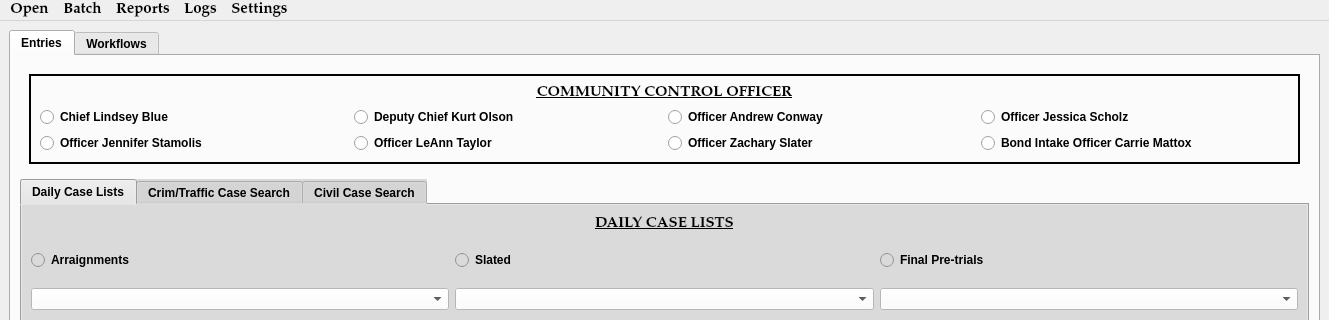
This is munientry/views/ui/MainWindow.ui in HunterProgram22/MuniEntry as Qt 5 draws it before an edit; both pictures show x 0 to 1329 and y 0 to 320 of the 1329 by 820 pixel window. The edited form follows.
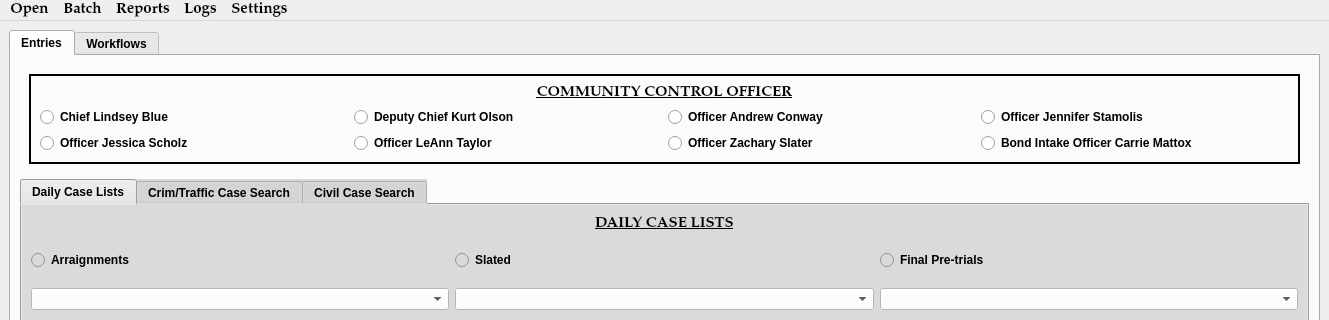
This is the edited form. The open tabs and pages were chosen to show the change. Custom widgets are drawn as their Qt base class.

Commit message: Flake8 and pylint court_staff. Passing tests.

Patch:
```diff
--- a/munientry/views/ui/MainWindow.ui
+++ b/munientry/views/ui/MainWindow.ui
@@ -1474,7 +1474,7 @@
                  <item row="2" column="0">
                   <widget class="QRadioButton" name="officer_three_button">
                    <property name="text">
-                    <string>Officer Jennifer Stamolis</string>
+                    <string>Officer Jessica Scholz</string>
                    </property>
                   </widget>
                  </item>
@@ -1502,7 +1502,7 @@
                  <item row="1" column="3">
                   <widget class="QRadioButton" name="officer_two_button">
                    <property name="text">
-                    <string>Officer Jessica Scholz</string>
+                    <string>Officer Jennifer Stamolis</string>
                    </property>
                   </widget>
                  </item>
```
Left out of the diff: 16 changed lines with no effect on the pictures. The commit also changes 2 other files.
